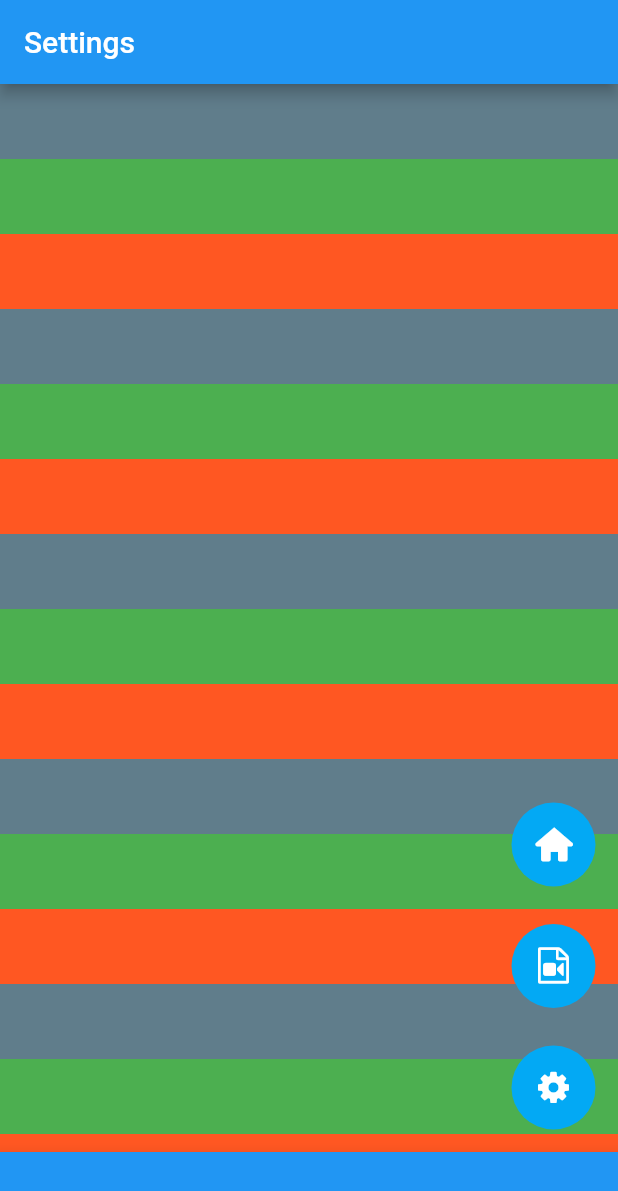
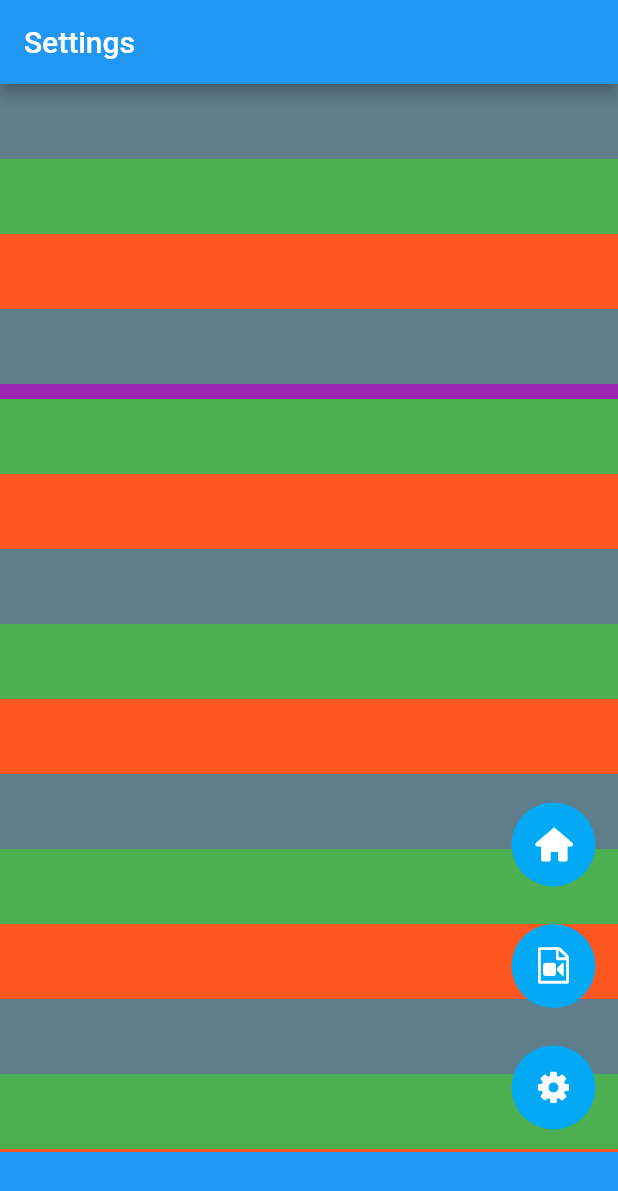
Before and after one commit to BigDeeEss/dash_cam_app, a Flutter app: the screen it shows after launch, on a phone screen of 412 x 824 dp. Shown: the top 1191 px of the screen. Run offline on Flutter 3.47's test engine with Material 2 defaults, Android fonts, the phone set to English and light mode, and no system bars.

Commit message:
Completed reconfigure of working example.

```diff
--- a/lib/notification_broadcaster.dart
+++ b/lib/notification_broadcaster.dart
@@ -24,20 +24,29 @@ class NotificationBroadcasterService extends InheritedWidget {
 }
 
 class NotificationBroadcaster extends StatelessWidget {
-  const NotificationBroadcaster({
+  NotificationBroadcaster({
     Key? key,
     required this.child,
-    required this.notifier,
   }) : super(key: key);
 
   final Widget child;
 
-  final ValueNotifier<dynamic> notifier;
+  final ValueNotifier<double> notifier = ValueNotifier(0.0);
 
   @override
   Widget build(BuildContext context) {
     return NotificationBroadcasterService(
-      child: child,
+      child: NotificationListener<ScrollNotification>(
+        onNotification: (notification) {
+          if (notification is ScrollUpdateNotification) {
+            notifier.value = notification.metrics.pixels;
+            print('NotificationBroadcaster: notifier.value = , '
+                '${notifier.value}');
+          }
+          return false;
+        },
+        child: child,
+      ),
       notifier: notifier,
     );
   }
--- a/lib/settings_page_contents.dart
+++ b/lib/settings_page_contents.dart
@@ -4,35 +4,13 @@ import 'package:flutter/material.dart';
 //  Import project-specific files.
 import 'package:dash_cam_app/notification_broadcaster.dart';
 
-
-
 class SettingsPageContents extends StatelessWidget {
   SettingsPageContents({Key? key}) : super(key: key);
-
-  ValueNotifier<double> scrollPositionNotifier = ValueNotifier(0.0);
 
   @override
   Widget build(BuildContext context) {
     return NotificationBroadcaster(
-      notifier: scrollPositionNotifier,
-      child: NotificationListener<ScrollNotification>(
-        // onNotification : (notification) => setValueNotifier(notification),
-        onNotification: (notification) {
-          if (notification is ScrollUpdateNotification) {
-            // print('Top level listener...');
-            // notifier.value = (randNum.nextInt(50) + 50);
-            scrollPositionNotifier.value = notification.metrics.pixels;
-            // print(notifier.value);
-            print('SettingsPageContents: scroll position, '
-                '${notification.metrics.pixels}');
-          }
-          return false;
-        },
-        child: MyHomePage(),
-        // child: NotificationBroadcaster<ScrollNotification, ScrollUpdateNotification>(
-        //   child: MyHomePage(),
-        // ),
-      ),
+      child: MyHomePage(),
     );
   }
 }
@@ -79,6 +57,17 @@ class _MyHomePageState extends State<MyHomePage> {
           width: 50,
           alignment: Alignment.center,
           color: colors[0],
+        ),
+        ValueListenableBuilder<dynamic>(
+          valueListenable: NotificationBroadcasterService.of(context).notifier,
+          builder: (BuildContext context, dynamic value, __,){
+            return Container(
+              height: value.toDouble() % 290 + 10,
+              width: 50,
+              alignment: Alignment.center,
+              color: colors[3],
+            );
+          },
         ),
         Container(
           height: 50,
```
